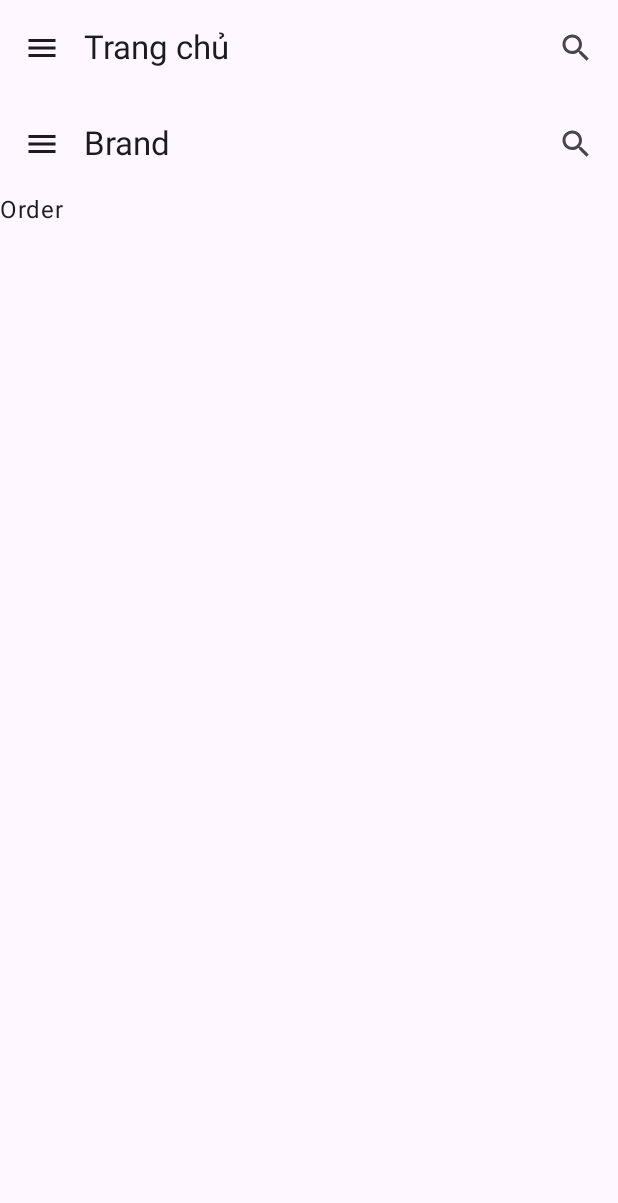
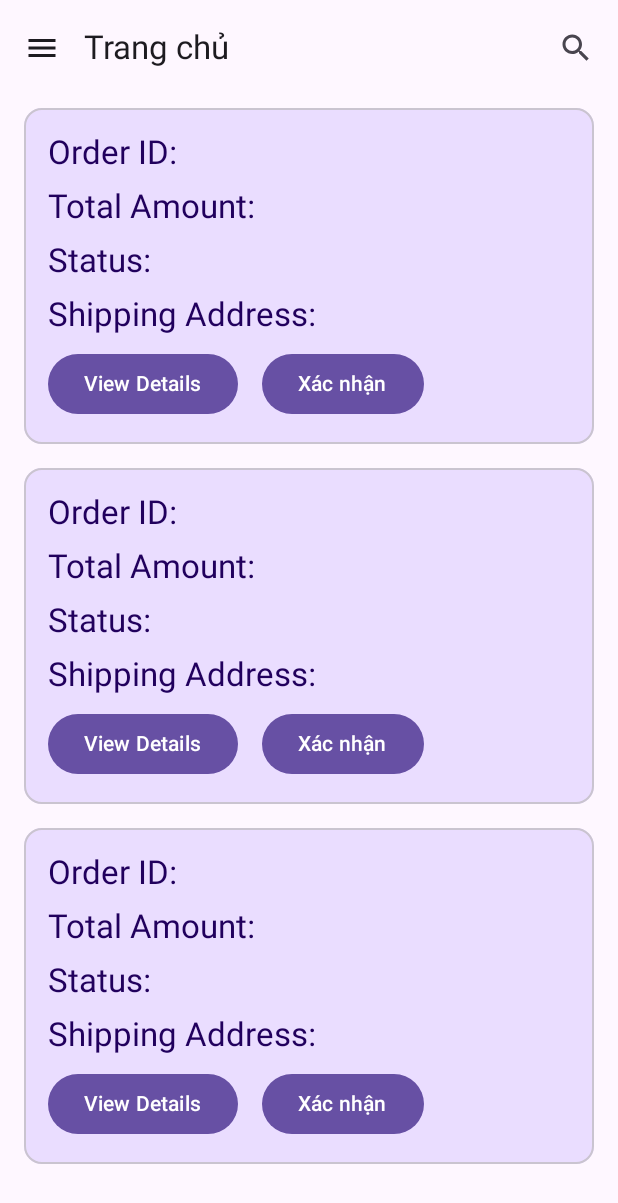
Before and after one commit to nemeryous/shop_manager, an Android app built with Jetpack Compose: the OrderAdminScreen screen opened through its navigation route, on a phone screen of 412 x 824 dp. Shown: the top 1203 px of the screen. Run offline under Robolectric (Android 15) with nearby library versions, the phone set to English and light mode, and no system bars; Roboto replaces fonts that are not available here.

Commit message:
my order

```diff
--- a/app/src/main/java/com/example/shopmanagement/ui/admin/brand/BrandAdminScreen.kt
+++ b/app/src/main/java/com/example/shopmanagement/ui/admin/brand/BrandAdminScreen.kt
@@ -27,5 +27,5 @@ object BrandAdminScreenDestination : NavigationDestination {
 @OptIn(ExperimentalMaterial3Api::class)
 @Composable
 fun BrandAdminScreen() {
-
+Text(text = "Brand")
 }
--- a/app/src/main/java/com/example/shopmanagement/ui/admin/order/OderAdminScreen.kt
+++ b/app/src/main/java/com/example/shopmanagement/ui/admin/order/OderAdminScreen.kt
@@ -1,21 +1,39 @@
 package com.example.shopmanagement.ui.admin.order
 
+import androidx.compose.foundation.layout.Arrangement
+import androidx.compose.foundation.layout.Box
 import androidx.compose.foundation.layout.Column
+import androidx.compose.foundation.layout.Row
+import androidx.compose.foundation.layout.Spacer
+import androidx.compose.foundation.layout.fillMaxSize
+import androidx.compose.foundation.layout.height
 import androidx.compose.foundation.layout.padding
+import androidx.compose.foundation.layout.size
+import androidx.compose.foundation.layout.width
+import androidx.compose.foundation.lazy.LazyColumn
 import androidx.compose.material.icons.Icons
+import androidx.compose.material.icons.filled.CardGiftcard
 import androidx.compose.material.icons.filled.Menu
 import androidx.compose.material.icons.filled.Search
+import androidx.compose.material3.Button
+import androidx.compose.material3.CardDefaults
 import androidx.compose.material3.ExperimentalMaterial3Api
 import androidx.compose.material3.Icon
 import androidx.compose.material3.IconButton
+import androidx.compose.material3.MaterialTheme
+import androidx.compose.material3.OutlinedCard
 import androidx.compose.material3.Scaffold
 import androidx.compose.material3.Text
 import androidx.compose.material3.TopAppBar
 import androidx.compose.runtime.Composable
+import androidx.compose.ui.Alignment
 import androidx.compose.ui.Modifier
 import androidx.compose.ui.res.stringResource
+import androidx.compose.ui.tooling.preview.Preview
+import androidx.compose.ui.unit.dp
 import com.example.shopmanagement.ui.admin.brand.BrandAdminScreenDestination
 import com.example.shopmanagement.ui.navigation.NavigationDestination
+import com.example.shopmanagement.ui.order.OrderItem
 
 object OrderAdminScreenDestination : NavigationDestination {
     override val route: String = "order_admin"
@@ -23,37 +41,71 @@ object OrderAdminScreenDestination : NavigationDestination {
         get() = TODO("Not yet implemented")
 }
 
-@OptIn(ExperimentalMaterial3Api::class)
 @Composable
 fun OrderAdminScreen() {
-    Scaffold(
-        topBar = {
-            TopAppBar(
-                title = {
-                    Text(text = stringResource(id = BrandAdminScreenDestination.titleRes))
-                },
-                navigationIcon = {
-                    IconButton(onClick = {
-
-                    }) {
-                        Icon(
-                            imageVector = Icons.Default.Menu,
-                            contentDescription = "Menu"
-                        )
+        LazyColumn(
+            modifier = Modifier.fillMaxSize()
+        ) {
+            item {
+                OrderItemAdmin()
+                OrderItemAdmin()
+                OrderItemAdmin()
+            }
+        }
+    }
+@Composable
+fun OrderItemAdmin() {
+    OutlinedCard(
+        colors = CardDefaults.cardColors(
+            containerColor = MaterialTheme.colorScheme.primaryContainer,
+        ),
+        modifier = Modifier
+            .size(width = 450.dp, height = 240.dp)
+            .padding(horizontal = 16.dp, vertical = 8.dp)
+    ) {
+        Column(
+            modifier = Modifier.padding(16.dp)
+        ) {
+            Text(
+                text = "Order ID:",
+                style = MaterialTheme.typography.titleLarge
+            )
+            Spacer(modifier = Modifier.height(8.dp))
+            Text(
+                text = "Total Amount: ",
+                style = MaterialTheme.typography.titleLarge
+            )
+            Spacer(modifier = Modifier.height(8.dp))
+            Text(
+                text = "Status: ",
+                style = MaterialTheme.typography.titleLarge
+            )
+            Spacer(modifier = Modifier.height(8.dp))
+            Text(
+                text = "Shipping Address:",
+                style = MaterialTheme.typography.titleLarge
+            )
+            Spacer(modifier = Modifier.height(8.dp))
+            Box {
+                Row(
+                    modifier = Modifier.align(Alignment.Center),
+                    horizontalArrangement = Arrangement.spacedBy(16.dp)
+                ) {
+                    Button(onClick = { }) {
+                        Text(text = "View Details")
                     }
-                },
-                actions = {
-                    IconButton(onClick = { /*TODO*/ }) {
-                        Icon(Icons.Default.Search, contentDescription = null)
+                    Button(onClick = {  }) {
+                        Text(text = "Xác nhận")
                     }
                 }
+            }
 
-            )
+
         }
-    ) { it ->
-        Column(modifier = Modifier.padding(it)) {
-            Text(text = "Order")
-        }
-
     }
 }
+@Preview(showBackground = true)
+@Composable
+fun OrderAdminScreenPreview() {
+    OrderAdminScreen()
+}
```
Also changed, not shown: app/src/main/java/com/example/shopmanagement/ui/admin/product/ProductAdminScreen.kt (+20 -43 lines), app/src/main/java/com/example/shopmanagement/ui/admin/user/UserScreen.kt (+1 -30 lines), app/src/main/java/com/example/shopmanagement/ui/order/MyOrderScreen.kt (+128 -71 lines).
